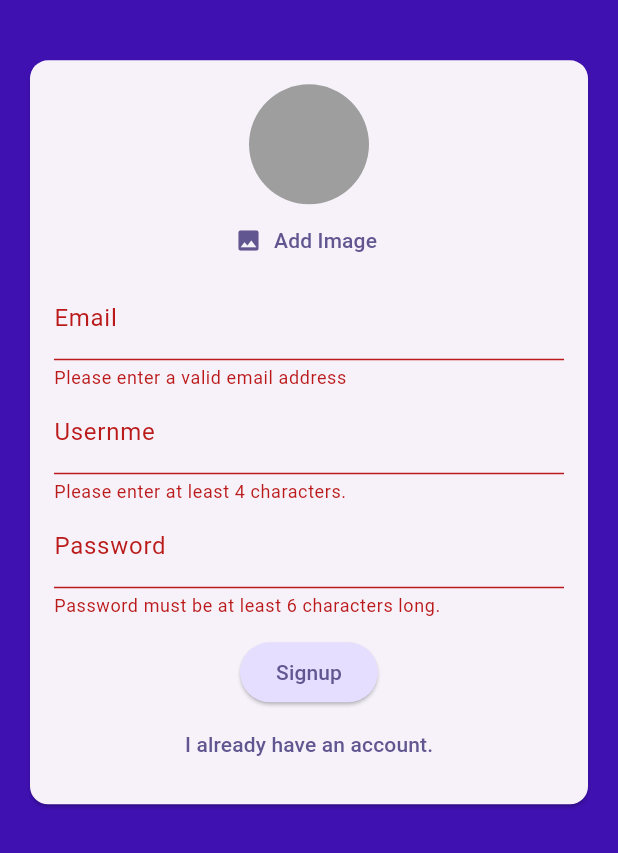
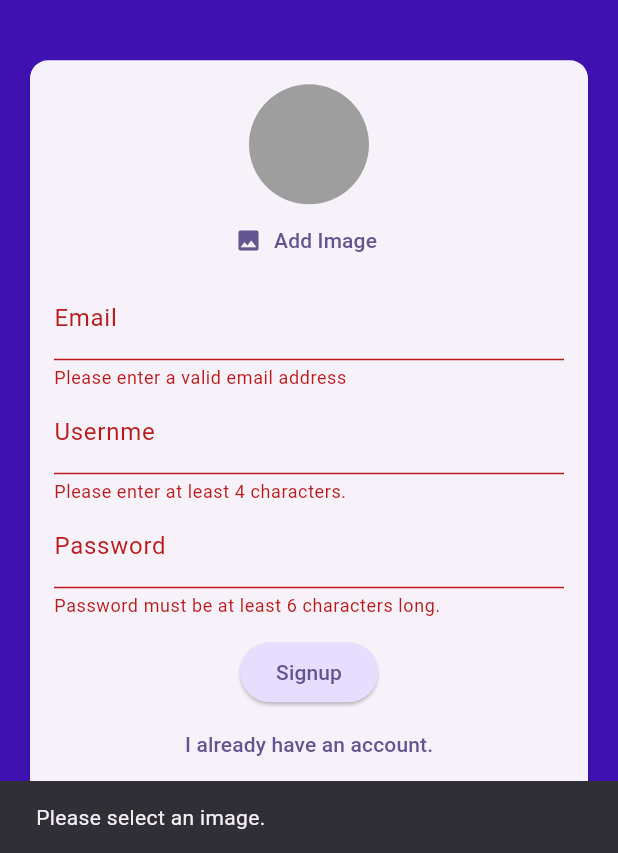
Before and after one commit to chathur-fidenz/quizzymind, a Flutter app: the screen it shows after launch, after a tap on "Login", after a tap on "Create an account", after a tap on "Signup", on a phone screen of 412 x 824 dp, the part 383-1236 px from its top. Run offline on Flutter 3.47's test engine with Material 3 defaults, Android fonts, the phone set to English and light mode, and no system bars; our stand-ins replace cloud_firestore, dio, equatable, firebase_auth, firebase_core, firebase_storage and 3 more; missing offline and left inert: enum_to_string; accounts and stored records are empty.

Commit message:
Add user image validation and app icon update

```diff
--- a/lib/screens/auth_screen.dart
+++ b/lib/screens/auth_screen.dart
@@ -29,7 +29,13 @@ class _AuthScreenState extends State<AuthScreen> {
     final isValid = _form.currentState!.validate();
 
     if (!isValid || !_isLogin && _selectedImage == null) {
-      // show error message ...
+      if (_selectedImage == null) {
+        ScaffoldMessenger.of(context).showSnackBar(
+          const SnackBar(
+            content: Text('Please select an image.'),
+          ),
+        );
+      }
       return;
     }
 
@@ -40,7 +46,7 @@ class _AuthScreenState extends State<AuthScreen> {
         _isAuthenticating = true;
       });
       if (_isLogin) {
-        final userCredentials = await _firebase.signInWithEmailAndPassword(
+        await _firebase.signInWithEmailAndPassword(
             email: _enteredEmail, password: _enteredPassword);
       } else {
         final userCredentials = await _firebase.createUserWithEmailAndPassword(
@@ -145,6 +151,7 @@ class _AuthScreenState extends State<AuthScreen> {
                                     value.trim().length < 4) {
                                   return 'Please enter at least 4 characters.';
                                 }
+                                return null;
                               },
                               onSaved: (value) {
                                 _enteredUsername = value!;
```
Also changed, not shown: 5 other files.
